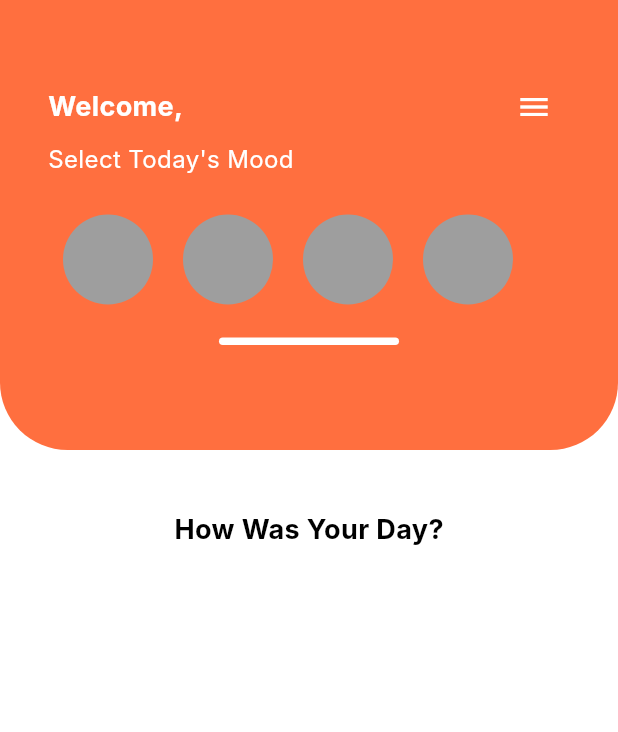
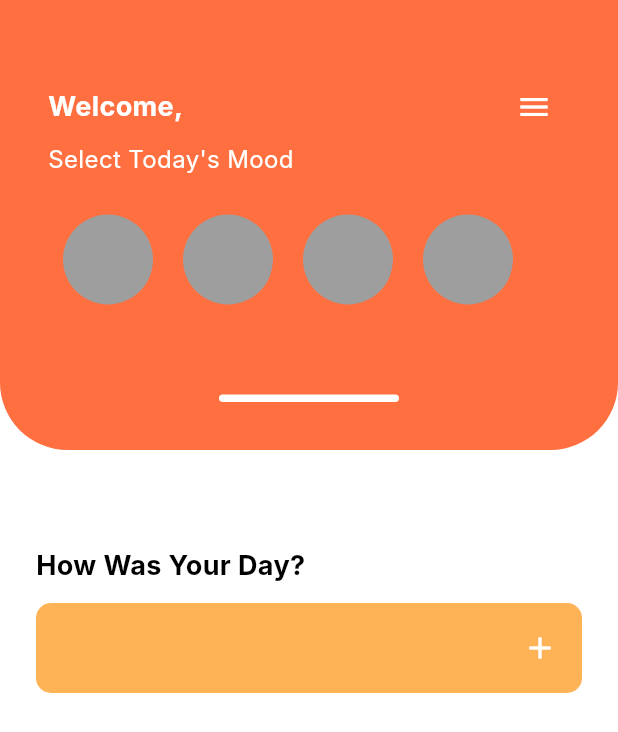
Before and after one commit to SahilShameerDev/mindtrack, a Flutter app: the screen it shows after launch, on a phone screen of 412 x 824 dp. Shown: the top 732 px of the screen. Run offline on Flutter 3.47's test engine with Material 3 defaults, Android fonts, the phone set to English and light mode, and no system bars; Roboto replaces fonts that are missing (Inter).

Commit message:
Added animation and modified the UI

```diff
--- a/lib/pages/home_pages.dart
+++ b/lib/pages/home_pages.dart
@@ -8,15 +8,26 @@ class HomePage extends StatefulWidget {
 }
 
 class _HomePageState extends State<HomePage> {
+  bool _isExpanded = false;
+  final double _collapsedHeight = 300;
+  final double _expandedHeight = 400;
+
+  void _toggleExpanded() {
+    setState(() {
+      _isExpanded = !_isExpanded;
+    });
+  }
+
   @override
   Widget build(BuildContext context) {
     return Scaffold(
       backgroundColor: Color(0xFFFFFFFF),
-      body:
-      // TOPBAR
-      Column(
+      body: Column(
+        mainAxisAlignment: MainAxisAlignment.start,
         children: [
-          Container(
+          AnimatedContainer(
+            duration: const Duration(milliseconds: 300),
+            curve: Curves.easeInOut,
             decoration: BoxDecoration(
               color: Color.fromARGB(192, 255, 64, 0),
               borderRadius: BorderRadius.only(
@@ -24,7 +35,7 @@ class _HomePageState extends State<HomePage> {
                 bottomRight: Radius.circular(45),
               ),
             ),
-            height: 300,
+            height: _isExpanded ? _expandedHeight : _collapsedHeight,
             width: double.infinity,
             child: SafeArea(
               child: Padding(
@@ -36,7 +47,6 @@ class _HomePageState extends State<HomePage> {
                     SizedBox(height: 15),
                     Row(
                       children: [
-
                         Text(
                           'Welcome,',
                           style: TextStyle(
@@ -46,7 +56,6 @@ class _HomePageState extends State<HomePage> {
                             fontFamily: 'Inter',
                           ),
                         ),
-
                         Spacer(),
                         IconButton(
                           icon: Icon(Icons.menu, color: Color(0xFFFFFFFF)),
@@ -54,7 +63,6 @@ class _HomePageState extends State<HomePage> {
                         ),
                       ],
                     ),
-
                     Text(
                       'Select Today\'s Mood',
                       style: TextStyle(
@@ -64,8 +72,7 @@ class _HomePageState extends State<HomePage> {
                         fontFamily: 'Inter',
                       ),
                     ),
-
-                    // Emojis
+                    // First row of Emojis
                     SizedBox(height: 25),
                     Row(
                       children: [
@@ -107,9 +114,66 @@ class _HomePageState extends State<HomePage> {
                         ),
                       ],
                     ),
-                    SizedBox(height: 22),
-                    // Expand the container
-                    Center(
+                    // Second row of Emojis - Only visible when expanded
+                    AnimatedOpacity(
+                      opacity: _isExpanded ? 1.0 : 0.0,
+                      duration: Duration(milliseconds: 300),
+                      child: AnimatedContainer(
+                        duration: Duration(milliseconds: 300),
+                        height: _isExpanded ? 80 : 0,
+                        child: _isExpanded
+                            ? Padding(
+                                padding: const EdgeInsets.only(top: 20),
+                                child: Row(
+                                  children: [
+                                    SizedBox(width: 10),
+                                    Container(
+                                      width: 60,
+                                      height: 60,
+                                      decoration: BoxDecoration(
+                                        color: Colors.grey,
+                                        shape: BoxShape.circle,
+                                      ),
+                                    ),
+                                    SizedBox(width: 20),
+                                    Container(
+                                      width: 60,
+                                      height: 60,
+                                      decoration: BoxDecoration(
+                                        color: Colors.grey,
+                                        shape: BoxShape.circle,
+                                      ),
+                                    ),
+                                    SizedBox(width: 20),
+                                    Container(
+                                      width: 60,
+                                      height: 60,
+                                      decoration: BoxDecoration(
+                                        color: Colors.grey,
+                                        shape: BoxShape.circle,
+                                      ),
+                                    ),
+                                    SizedBox(width: 20),
+                                    Container(
+                                      width: 60,
+                                      height: 60,
+                                      decoration: BoxDecoration(
+                                        color: Colors.grey,
+                                        shape: BoxShape.circle,
+                                      ),
+                                    ),
+                                  ],
+                                ),
+                              )
+                            : SizedBox(),
+                      ),
+                    ),
+                    Spacer(),
+                    // Expand/collapse button
+                    GestureDetector(
+                      onTap: _toggleExpanded,
+                      child: Align(
+                        alignment: Alignment.center,
                         child: Container(
                           width: 120,
                           height: 5,
@@ -119,13 +183,21 @@ class _HomePageState extends State<HomePage> {
                           ),
                         ),
                       ),
+                    ),
                   ],
                 ),
               ),
             ),
           ),
-          SizedBox(height: 40,),
-          Text(
+          SizedBox(height: 40),
+          Padding(
+            padding: const EdgeInsets.all(24.0),
+            child: Column(
+              crossAxisAlignment: CrossAxisAlignment.start,
+              children: [
+                Align(
+                  alignment: Alignment.centerLeft,
+                  child: Text(
                     'How Was Your Day?',
                     style: TextStyle(
                       color: Color(0xFF000000),
@@ -134,6 +206,29 @@ class _HomePageState extends State<HomePage> {
                       fontFamily: 'Inter',
                     ),
                   ),
+                ),
+                SizedBox(height: 12),
+                Container(
+                  width: 720,
+                  height: 60,
+                  decoration: BoxDecoration(
+                    color: Color.fromARGB(168, 255, 139, 0),
+                    borderRadius: BorderRadius.circular(10),
+                  ),
+                  child: Padding(
+                    padding: const EdgeInsets.symmetric(horizontal: 16.0),
+                    child: Row(
+                      mainAxisAlignment: MainAxisAlignment.end,
+                      children: [
+                        Icon(Icons.add, color: Colors.white),
+                        // You can add more widgets here if needed in the future.
+                      ],
+                    ),
+                  ),
+                ),
+              ],
+            ),
+          )
         ],
       ),
     );
```
Lines whose indentation alone changed are shown as unchanged.
